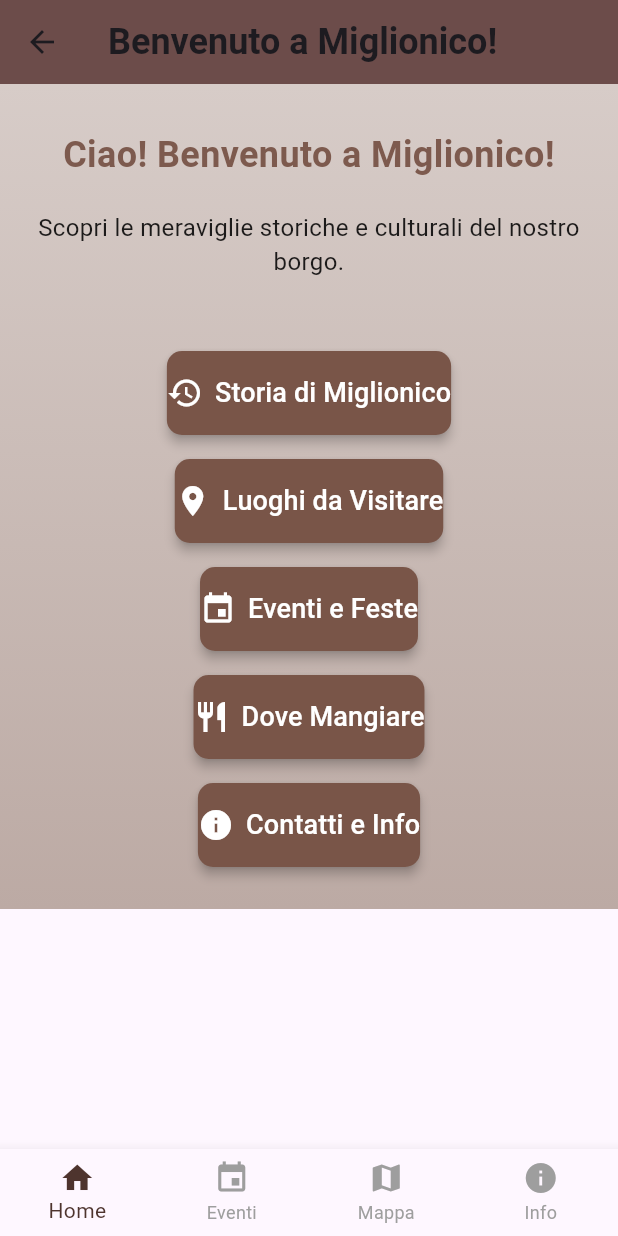
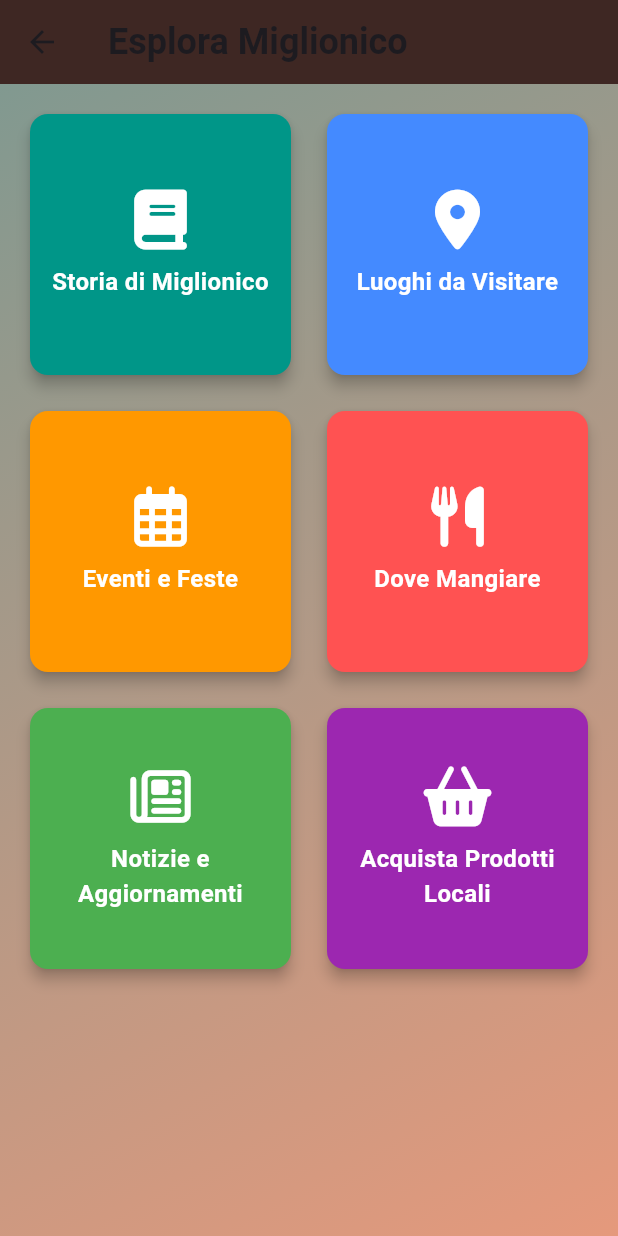
Before and after one commit to byluca/miglionico_mobile, a Flutter app: the MenuScreen screen opened by its route, on a phone screen of 412 x 824 dp. Run offline on Flutter 3.47's test engine with Material 3 defaults, Android fonts, the phone set to English and light mode, and no system bars; our stand-ins replace animated_text_kit, font_awesome_flutter; Roboto replaces fonts that are missing (Raleway).

Commit message:
Aggiornato il menu e aggiunto sfondo animato

```diff
--- a/lib/screens/menu_screen.dart
+++ b/lib/screens/menu_screen.dart
@@ -1,224 +1,161 @@
 import 'package:flutter/material.dart';
+import 'package:font_awesome_flutter/font_awesome_flutter.dart';
 
 class MenuScreen extends StatefulWidget {
   const MenuScreen({Key? key}) : super(key: key);
 
   @override
-  MenuScreenState createState() => MenuScreenState();
+  State<MenuScreen> createState() => _MenuScreenState();
 }
 
-class MenuScreenState extends State<MenuScreen> {
-  // Indice selezionato per il BottomNavigationBar
-  int _selectedIndex = 0;
+class _MenuScreenState extends State<MenuScreen> with SingleTickerProviderStateMixin {
+  late AnimationController _controller;
+  late Animation<Color?> _colorAnimation1;
+  late Animation<Color?> _colorAnimation2;
 
-  // Handler per il cambio di tab nel BottomNavigationBar
-  void _onItemTapped(int index) {
-    setState(() {
-      _selectedIndex = index;
-    });
-    // Qui puoi gestire la navigazione in base al valore di index
+  @override
+  void initState() {
+    super.initState();
+
+    _controller = AnimationController(
+      vsync: this,
+      duration: const Duration(seconds: 5),
+    )..repeat(reverse: true);
+
+    _colorAnimation1 = ColorTween(
+      begin: Colors.brown[300],
+      end: Colors.teal[300],
+    ).animate(_controller);
+
+    _colorAnimation2 = ColorTween(
+      begin: Colors.orange[300],
+      end: Colors.purple[300],
+    ).animate(_controller);
+  }
+
+  @override
+  void dispose() {
+    _controller.dispose();
+    super.dispose();
   }
 
   @override
   Widget build(BuildContext context) {
     return Scaffold(
-      // AppBar leggermente personalizzata
       appBar: AppBar(
-        title: const Text('Benvenuto a Miglionico!'),
-        backgroundColor: Colors.brown[600],
-        elevation: 4,
+        title: const Text(
+          'Esplora Miglionico',
+          style: TextStyle(fontFamily: 'Raleway'),
         ),
-      // Corpo della schermata con uno sfondo personalizzato
-      body: Container(
-        decoration: const BoxDecoration(
+        backgroundColor: Colors.brown[900],
+        elevation: 0,
+      ),
+      body: AnimatedBuilder(
+        animation: _controller,
+        builder: (context, child) {
+          return Container(
+            decoration: BoxDecoration(
               gradient: LinearGradient(
-            colors: [Color(0xFFD7CCC8), Color(0xFFBCAAA4)], // gradiente chiaro
-            begin: Alignment.topCenter,
-            end: Alignment.bottomCenter,
+                begin: Alignment.topLeft,
+                end: Alignment.bottomRight,
+                colors: [
+                  _colorAnimation1.value ?? Colors.brown,
+                  _colorAnimation2.value ?? Colors.orange,
+                ],
               ),
             ),
-        child: SingleChildScrollView(
-          child: Column(
-            mainAxisAlignment: MainAxisAlignment.center,
+            child: Padding(
+              padding: const EdgeInsets.all(16.0),
+              child: GridView.count(
+                crossAxisCount: 2, // Due colonne per la griglia
+                crossAxisSpacing: 16,
+                mainAxisSpacing: 16,
                 children: [
-              const SizedBox(height: 30),
-              // Inseriamo un leggero fadeIn
-              TweenAnimationBuilder(
-                tween: Tween<double>(begin: 0, end: 1),
-                duration: const Duration(seconds: 2),
-                builder: (context, double opacity, child) {
-                  return Opacity(
-                    opacity: opacity,
-                    child: child,
-                  );
-                },
-                child: const Text(
-                  'Ciao! Benvenuto a Miglionico!',
-                  style: TextStyle(
-                    fontSize: 24,
-                    fontWeight: FontWeight.bold,
-                    color: Colors.brown,
+                  _buildMenuTile(
+                    context,
+                    'Storia di Miglionico',
+                    FontAwesomeIcons.book,
+                    Colors.teal,
+                    '/history',
                   ),
-                  textAlign: TextAlign.center,
+                  _buildMenuTile(
+                    context,
+                    'Luoghi da Visitare',
+                    FontAwesomeIcons.mapMarkerAlt,
+                    Colors.blueAccent,
+                    '/places',
                   ),
+                  _buildMenuTile(
+                    context,
+                    'Eventi e Feste',
+                    FontAwesomeIcons.calendarAlt,
+                    Colors.orange,
+                    '/events',
                   ),
-              const SizedBox(height: 20),
-              const Text(
-                'Scopri le meraviglie storiche e culturali del nostro borgo.',
-                style: TextStyle(fontSize: 16, color: Colors.black87),
-                textAlign: TextAlign.center,
+                  _buildMenuTile(
+                    context,
+                    'Dove Mangiare',
+                    FontAwesomeIcons.utensils,
+                    Colors.redAccent,
+                    '/food',
                   ),
-              const SizedBox(height: 40),
-              // Qui aggiungiamo un effetto di "scale in" sui pulsanti
-              Padding(
-                padding: const EdgeInsets.symmetric(horizontal: 20),
-                child: Column(
-                  children: [
-                    _buildAnimatedMenuButton(
+                  _buildMenuTile(
                     context,
-                      title: 'Storia di Miglionico',
-                      icon: Icons.history,
-                      delay: 0.2,
-                      onTap: () {
-                        // Naviga alla schermata "Storia di Miglionico"
-                      },
+                    'Notizie e Aggiornamenti',
+                    FontAwesomeIcons.newspaper,
+                    Colors.green,
+                    '/news',
                   ),
-                    _buildAnimatedMenuButton(
+                  _buildMenuTile(
                     context,
-                      title: 'Luoghi da Visitare',
-                      icon: Icons.location_on,
-                      delay: 0.4,
-                      onTap: () {
-                        // Naviga alla schermata "Luoghi da Visitare"
-                      },
-                    ),
-                    _buildAnimatedMenuButton(
-                      context,
-                      title: 'Eventi e Feste',
-                      icon: Icons.event,
-                      delay: 0.6,
-                      onTap: () {
-                        // Naviga alla schermata "Eventi e Feste"
-                      },
-                    ),
-                    _buildAnimatedMenuButton(
-                      context,
-                      title: 'Dove Mangiare',
-                      icon: Icons.restaurant,
-                      delay: 0.8,
-                      onTap: () {
-                        // Naviga alla schermata "Dove Mangiare"
-                      },
-                    ),
-                    _buildAnimatedMenuButton(
-                      context,
-                      title: 'Contatti e Info',
-                      icon: Icons.info,
-                      delay: 1.0,
-                      onTap: () {
-                        // Naviga alla schermata "Contatti e Info"
-                      },
+                    'Acquista Prodotti Locali',
+                    FontAwesomeIcons.shoppingBasket,
+                    Colors.purple,
+                    '/shop',
                   ),
                 ],
               ),
             ),
-              const SizedBox(height: 20),
-            ],
-          ),
-        ),
-      ),
-      // BottomNavigationBar con l'indice gestito da _selectedIndex
-      bottomNavigationBar: BottomNavigationBar(
-        type: BottomNavigationBarType.fixed,
-        currentIndex: _selectedIndex,
-        items: const [
-          BottomNavigationBarItem(
-            icon: Icon(Icons.home),
-            label: 'Home',
-          ),
-          BottomNavigationBarItem(
-            icon: Icon(Icons.event),
-            label: 'Eventi',
-          ),
-          BottomNavigationBarItem(
-            icon: Icon(Icons.map),
-            label: 'Mappa',
-          ),
-          BottomNavigationBarItem(
-            icon: Icon(Icons.info),
-            label: 'Info',
-          ),
-        ],
-        selectedItemColor: Colors.brown[800],
-        unselectedItemColor: Colors.grey,
-        onTap: _onItemTapped,
-      ),
           );
-  }
-
-  // Costruiamo un pulsante animato per il menu
-  Widget _buildAnimatedMenuButton(
-      BuildContext context, {
-        required String title,
-        required IconData icon,
-        required VoidCallback onTap,
-        required double delay,
-      }) {
-    return TweenAnimationBuilder(
-      tween: Tween<double>(begin: 0.8, end: 1),
-      duration: const Duration(milliseconds: 600),
-      curve: Curves.easeOutBack,
-      builder: (context, double scale, child) {
-        return Transform.scale(
-          scale: scale,
-          child: child,
-        );
-      },
-      // Usiamo un Delay basato su un Future.delayed
-      child: FutureBuilder<void>(
-        future: Future.delayed(Duration(milliseconds: (delay * 1000).round())),
-        builder: (context, snapshot) {
-          // Quando il future è completato, mostriamo il pulsante
-          if (snapshot.connectionState == ConnectionState.done) {
-            return _buildMenuButton(
-              context,
-              title: title,
-              icon: icon,
-              onTap: onTap,
-            );
-          } else {
-            // Nel frattempo, mettiamo un Container “invisibile” (o un placeholder)
-            return const SizedBox(height: 0);
-          }
         },
       ),
     );
   }
 
-  // Pulsante classico (ma personalizzato con stile)
-  Widget _buildMenuButton(
-      BuildContext context, {
-        required String title,
-        required IconData icon,
-        required VoidCallback onTap,
-      }) {
-    return Padding(
-      padding: const EdgeInsets.symmetric(vertical: 8),
-      child: ElevatedButton.icon(
-        style: ElevatedButton.styleFrom(
-          backgroundColor: Colors.brown,
-          foregroundColor: Colors.white,
-          padding: const EdgeInsets.symmetric(vertical: 15),
-          shape: RoundedRectangleBorder(
-            borderRadius: BorderRadius.circular(10),
+  Widget _buildMenuTile(
+      BuildContext context,
+      String title,
+      IconData icon,
+      Color color,
+      String route,
+      ) {
+    return GestureDetector(
+      onTap: () {
+        Navigator.pushNamed(context, route);
+      },
+      child: Card(
+        elevation: 4,
+        shape: RoundedRectangleBorder(borderRadius: BorderRadius.circular(12)),
+        color: color,
+        child: Column(
+          mainAxisAlignment: MainAxisAlignment.center,
+          children: [
+            FaIcon(
+              icon,
+              color: Colors.white,
+              size: 40,
             ),
-          elevation: 3,
+            const SizedBox(height: 10),
+            Text(
+              title,
+              textAlign: TextAlign.center,
+              style: const TextStyle(
+                color: Colors.white,
+                fontWeight: FontWeight.bold,
+                fontSize: 16,
               ),
-        onPressed: onTap,
-        icon: Icon(icon, size: 24),
-        label: Text(
-          title,
-          style: const TextStyle(fontSize: 18),
+            ),
+          ],
         ),
       ),
     );
```
Lines whose indentation alone changed are shown as unchanged.
